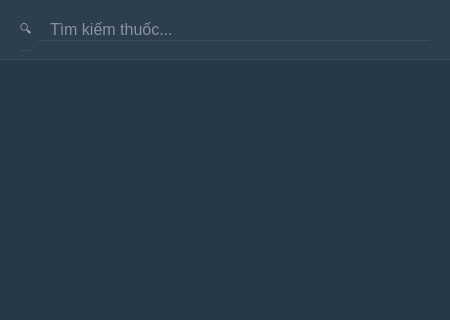
Des1r3d/KiThuatLapTrinhNhom3, file Ui Qt/search_dark.ui: the form before one commit; both pictures show x 0 to 450 and y 0 to 320 of the 450 by 500 pixel window.
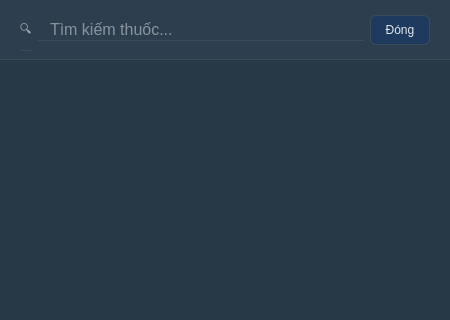
The form after the commit.

```diff
--- a/Ui Qt/search_dark.ui
+++ b/Ui Qt/search_dark.ui
@@ -35,6 +35,14 @@
       <property name="rightMargin"><number>20</number></property>
       <item><widget class="QLabel" name="lbl_icon"><property name="text"><string>🔍</string></property><property name="styleSheet"><string notr="true">color: #9AA5B1;</string></property></widget></item>
       <item><widget class="QLineEdit" name="txt_search"><property name="placeholderText"><string>Tìm kiếm thuốc...</string></property></widget></item>
+      <item>
+       <widget class="QPushButton" name="btn_close">
+        <property name="text"><string>Đóng</string></property>
+        <property name="minimumSize"><size><width>60</width><height>30</height></size></property>
+        <property name="maximumSize"><size><width>60</width><height>30</height></size></property>
+        <property name="styleSheet"><string notr="true">QPushButton { background-color: #1E3A5F; color: #E4E7EB; border: 1px solid #3E4C59; border-radius: 6px; font-size: 12px; } QPushButton:hover { border-color: #2563EB; color: #2563EB; }</string></property>
+       </widget>
+      </item>
      </layout>
     </widget>
    </item>
```
